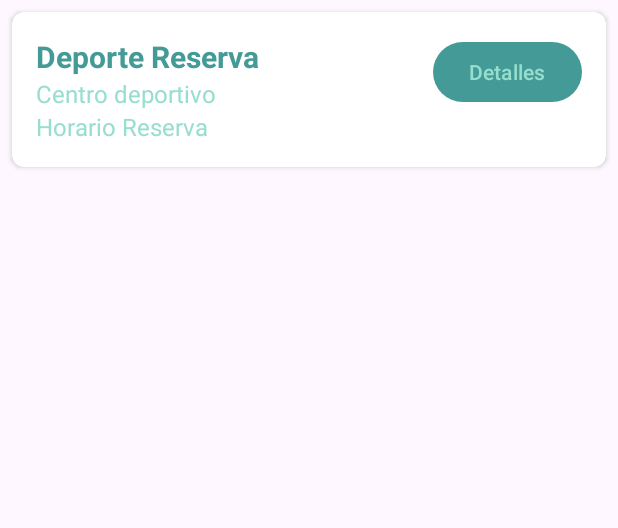
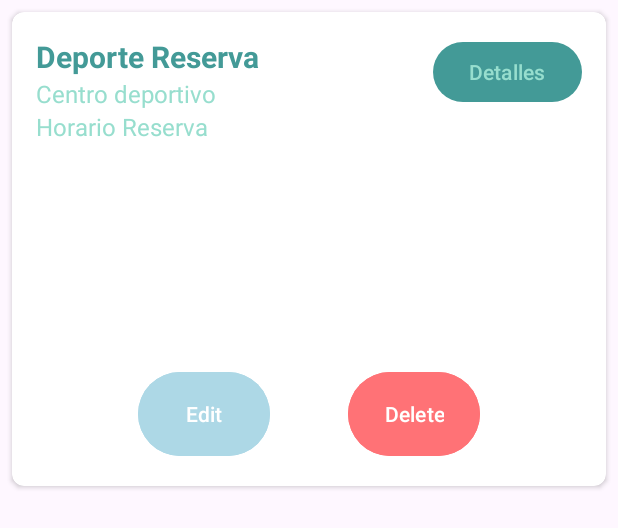
Before and after one commit to paulosanchezh/Pnet2023Android, an Android app: the layout list_item_reservas.xml on its own in the app's theme, with its tools: preview values and no code run, on a phone screen of 412 x 824 dp. Shown: the top 528 px of the screen. Run offline under Robolectric (Android 15) with nearby library versions, the phone set to English and light mode, and no system bars.

Commit message:
[ADD] clickable menu in reservas

```diff
--- a/app/src/main/java/es/uca/pnet2023/Reservas.kt
+++ b/app/src/main/java/es/uca/pnet2023/Reservas.kt
@@ -3,4 +3,6 @@ package es.uca.pnet2023
 import kotlinx.serialization.Serializable
 
 @Serializable
-data class Reservas(val _id: String, val centro: String, val pista: String, val personas: Int, val date: String, val duration: String, val hour: String, val dni: String, val message: String, val name: String, val mail: String, val phone: String)
+data class Reservas(val _id: String, val centro: String, val pista: String, val personas: Int, val date: String, val duration: String, val hour: String, val dni: String, val message: String, val name: String, val mail: String, val phone: String) {
+    var isExpanded: Boolean = false
+}
--- a/app/src/main/res/layout/list_item_reservas.xml
+++ b/app/src/main/res/layout/list_item_reservas.xml
@@ -10,10 +10,12 @@
         android:layout_width="match_parent"
         android:layout_height="wrap_content"
         android:orientation="vertical">
+
         <RelativeLayout
             android:layout_width="match_parent"
-            android:layout_height="wrap_content"
+            android:layout_height="match_parent"
             android:padding="16dp">
+
             <TextView
                 android:id="@+id/textViewSportsName"
                 android:layout_width="wrap_content"
@@ -22,6 +24,7 @@
                 android:textColor="@color/dark_green"
                 android:textSize="20sp"
                 android:textStyle="bold" />
+
             <TextView
                 android:id="@+id/textViewCenterName"
                 android:layout_width="wrap_content"
@@ -30,6 +33,7 @@
                 android:text="Centro deportivo"
                 android:textColor="@color/white_green"
                 android:textSize="16sp" />
+
             <TextView
                 android:id="@+id/textViewTime"
                 android:layout_width="wrap_content"
@@ -38,6 +42,61 @@
                 android:text="Horario Reserva"
                 android:textColor="@color/white_green"
                 android:textSize="16sp" />
+
+            <TextView
+                android:id="@+id/reservationName"
+                android:layout_width="262dp"
+                android:layout_height="wrap_content"
+                android:layout_below="@id/textViewCenterName"
+                android:layout_marginTop="21dp"
+                android:textColor="@color/white_green"
+                android:textSize="16sp" />
+
+            <TextView
+                android:id="@+id/reservationMail"
+                android:layout_width="262dp"
+                android:layout_height="wrap_content"
+                android:layout_below="@id/textViewCenterName"
+                android:layout_marginTop="44dp"
+                android:textColor="@color/white_green"
+                android:textSize="16sp" />
+
+            <TextView
+                android:id="@+id/reservationPhone"
+                android:layout_width="262dp"
+                android:layout_height="wrap_content"
+                android:layout_below="@id/textViewCenterName"
+                android:layout_marginTop="66dp"
+                android:textColor="@color/white_green"
+                android:textSize="16sp" />
+
+            <TextView
+                android:id="@+id/reservationPeople"
+                android:layout_width="262dp"
+                android:layout_height="wrap_content"
+                android:layout_below="@id/textViewCenterName"
+                android:layout_marginTop="88dp"
+                android:textColor="@color/white_green"
+                android:textSize="16sp" />
+
+            <TextView
+                android:id="@+id/reservationDni"
+                android:layout_width="262dp"
+                android:layout_height="wrap_content"
+                android:layout_below="@id/textViewCenterName"
+                android:layout_marginTop="111dp"
+                android:textColor="@color/white_green"
+                android:textSize="16sp" />
+
+            <TextView
+                android:id="@+id/reservationMessage"
+                android:layout_width="262dp"
+                android:layout_height="36dp"
+                android:layout_below="@id/textViewCenterName"
+                android:layout_marginTop="134dp"
+                android:textColor="@color/white_green"
+                android:textSize="14sp" />
+
             <Button
                 android:id="@+id/buttonDetalles"
                 android:layout_width="wrap_content"
@@ -45,6 +104,27 @@
                 android:layout_alignParentEnd="true"
                 android:text="Detalles"
                 android:textColor="@color/white_green" />
+
+            <Button
+                android:id="@+id/editButton"
+                android:layout_width="wrap_content"
+                android:layout_height="64dp"
+                android:layout_alignParentStart="true"
+                android:layout_marginStart="68dp"
+                android:layout_marginTop="220dp"
+                android:backgroundTint="@color/light_blue"
+                android:text="@string/edit_button" />
+
+            <Button
+                android:id="@+id/deleteButton"
+                android:layout_width="wrap_content"
+                android:layout_height="64dp"
+                android:layout_alignParentEnd="true"
+                android:layout_marginTop="220dp"
+                android:layout_marginEnd="68dp"
+                android:backgroundTint="@color/red"
+                android:text="@string/delete_button" />
         </RelativeLayout>
+
     </LinearLayout>
 </androidx.cardview.widget.CardView>
--- a/app/src/main/res/values/colors.xml
+++ b/app/src/main/res/values/colors.xml
@@ -8,4 +8,6 @@
     <color name="white_green">#97DECE</color>
     <color name="more_white_green">#CBEDD5</color>
     <color name="more_dark_green">#0E4D31</color>
+    <color name="light_blue">#ADD8E6</color>
+    <color name="red">#FF7276</color>
 </resources>
--- a/app/src/main/res/values/strings.xml
+++ b/app/src/main/res/values/strings.xml
@@ -17,4 +17,6 @@
     <string name="como_llegar_descripcion">Nos situamos dentro del área comercial Bahía sur, que está situado a unos 300m de la estación de tren Bahía sur y junto a las salinas.\nLa dirección exacta es:\nCentro Comercial Bahía Sur, 11100 San Fernando, Cádiz\n\nSe puede llegar andando perfectamente a través de la pasarela que conecta
         por el tren, tanto como en coche o en bus.\n-Línea 1 bus San Fernando:\nhttps://www.sanfernando.es/ayto/visor.asp?hidOptNav=1227\n\n-Tren Cercanías Cádiz:\nhttps://www.renfe.com/es/es/cercanias/cercanias-cadiz/horarios</string>
     <string name="submit">Crear Reserva</string>
+    <string name="delete_button">Delete</string>
+    <string name="edit_button">Edit</string>
 </resources>
```
Also changed, not shown: app/src/main/java/es/uca/pnet2023/ReservasAdapter.kt (+44 -0 lines).
